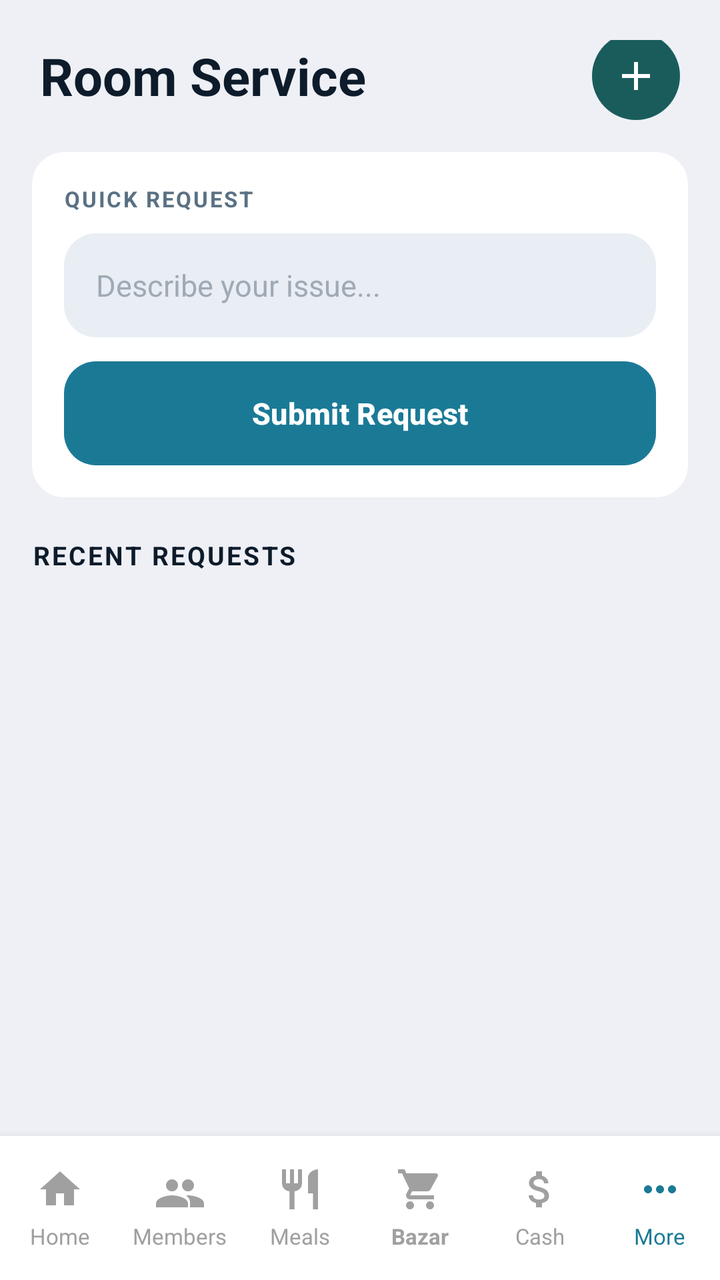
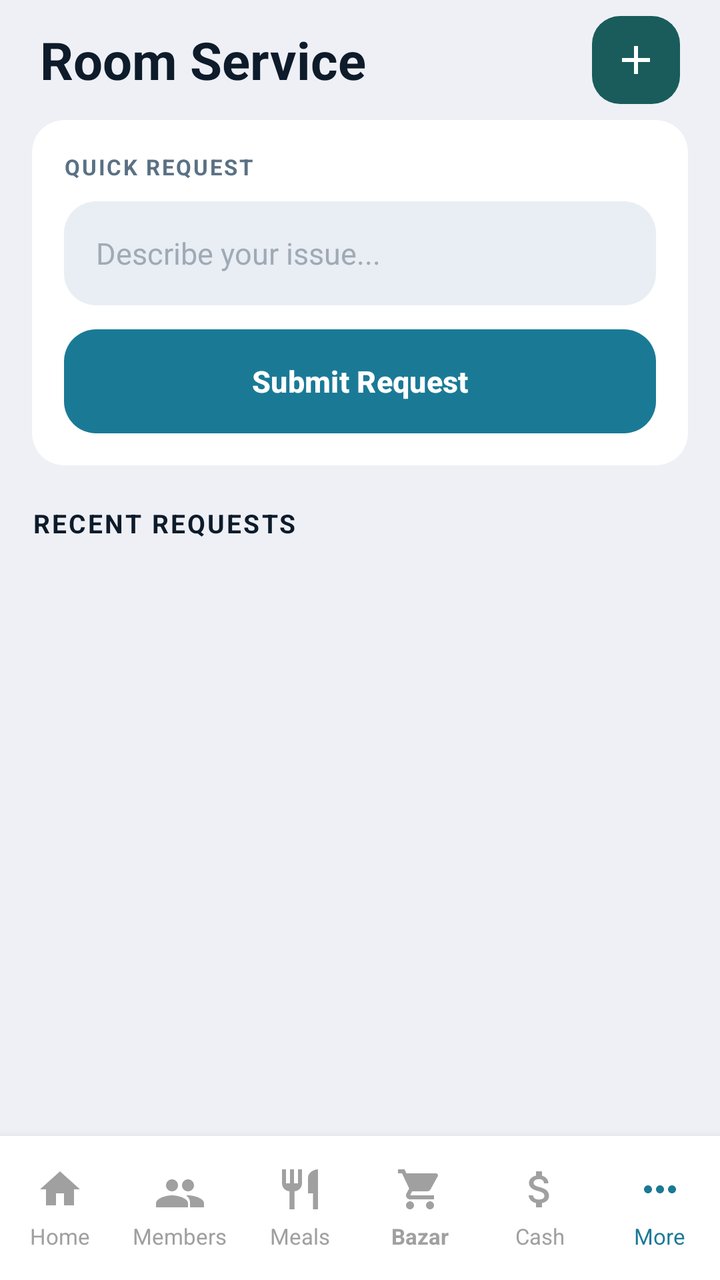

Two renders of the same Android screen: before a commit and after it. Below are the layout's source before the change and the commit's diff.
<!-- AndroidManifest.xml: application theme Theme.MessManagement -->
<!-- res/layout/activity_room_service.xml -->
<?xml version="1.0" encoding="utf-8"?>
<LinearLayout
    xmlns:android="http://schemas.android.com/apk/res/android"
    xmlns:app="http://schemas.android.com/apk/res-auto"
    android:layout_width="match_parent"
    android:layout_height="match_parent"
    android:orientation="vertical"
    android:background="#EEF0F5">

    
    <RelativeLayout
        android:layout_width="match_parent"
        android:layout_height="wrap_content"
        android:paddingHorizontal="20dp"
        android:paddingTop="20dp"
        android:paddingBottom="12dp">

        <TextView
            android:layout_width="wrap_content"
            android:layout_height="wrap_content"
            android:layout_centerVertical="true"
            android:text="Room Service"
            android:textColor="#0D1B2A"
            android:textSize="26sp"
            android:textStyle="bold" />

        <ImageButton
            android:id="@+id/btnAddRequest"
            android:layout_width="44dp"
            android:layout_height="44dp"
            android:layout_alignParentEnd="true"
            android:layout_centerVertical="true"
            android:background="@drawable/bg_circle_teal"
            android:src="@drawable/ic_add"
            android:contentDescription="Add Request" />

    </RelativeLayout>

    <ScrollView
        android:layout_width="match_parent"
        android:layout_height="0dp"
        android:layout_weight="1"
        android:clipToPadding="false">

        <LinearLayout
            android:layout_width="match_parent"
            android:layout_height="wrap_content"
            android:orientation="vertical"
            android:paddingHorizontal="16dp">

            
            <androidx.cardview.widget.CardView
                android:layout_width="match_parent"
                android:layout_height="wrap_content"
                android:layout_marginBottom="20dp"
                app:cardCornerRadius="16dp"
                app:cardElevation="0dp"
                app:cardBackgroundColor="#FFFFFF">

                <LinearLayout
                    android:layout_width="match_parent"
                    android:layout_height="wrap_content"
                    android:orientation="vertical"
                    android:padding="16dp">

                    <TextView
                        android:layout_width="wrap_content"
                        android:layout_height="wrap_content"
                        android:text="QUICK REQUEST"
                        android:textColor="#5A7184"
                        android:textSize="11sp"
                        android:textStyle="bold"
                        android:letterSpacing="0.08"
                        android:layout_marginBottom="10dp" />

                    <EditText
                        android:id="@+id/etQuickRequest"
                        android:layout_width="match_parent"
                        android:layout_height="52dp"
                        android:background="@drawable/bg_input_field"
                        android:paddingHorizontal="16dp"
                        android:hint="Describe your issue..."
                        android:textColorHint="#A0AAB4"
                        android:textColor="#0D1B2A"
                        android:textSize="15sp"
                        android:inputType="textCapSentences"
                        android:layout_marginBottom="12dp" />

                    <Button
                        android:id="@+id/btnSubmitRequest"
                        android:layout_width="match_parent"
                        android:layout_height="52dp"
                        android:background="@drawable/bg_button_teal"
                        android:text="Submit Request"
                        android:textColor="#FFFFFF"
                        android:textSize="15sp"
                        android:textStyle="bold" />

                </LinearLayout>

            </androidx.cardview.widget.CardView>

            
            <TextView
                android:layout_width="wrap_content"
                android:layout_height="wrap_content"
                android:text="RECENT REQUESTS"
                android:textColor="#0D1B2A"
                android:textSize="13sp"
                android:textStyle="bold"
                android:letterSpacing="0.08"
                android:layout_marginBottom="12dp" />

            
            <androidx.recyclerview.widget.RecyclerView
                android:id="@+id/rvRoomRequests"
                android:layout_width="match_parent"
                android:layout_height="wrap_content"
                android:nestedScrollingEnabled="false"
                android:paddingBottom="24dp" />

        </LinearLayout>

    </ScrollView>

    <LinearLayout
        android:id="@+id/bottom_nav"
        android:layout_width="match_parent"
        android:layout_height="72dp"
        android:background="@drawable/bottom_nav_background"
        android:baselineAligned="false"
        android:elevation="8dp"
        android:orientation="horizontal"
        app:layout_constraintBottom_toBottomOf="parent">

        
        <LinearLayout
            android:id="@+id/btn_home_layout"
            android:layout_width="0dp"
            android:layout_height="match_parent"
            android:layout_weight="1"
            android:clickable="true"
            android:focusable="true"
            android:background="?attr/selectableItemBackground"
            android:gravity="center"
            android:orientation="vertical">
            <ImageView
                android:layout_width="24dp"
                android:layout_height="24dp"
                android:contentDescription="@string/nav_home"
                android:src="@drawable/ic_home"
                app:tint="@color/nav_inactive" />
            <TextView
                android:layout_width="wrap_content"
                android:layout_height="wrap_content"
                android:layout_marginTop="4dp"
                android:text="@string/nav_home"
                android:textColor="@color/nav_inactive"
                android:textSize="11sp" />
        </LinearLayout>

        
        <LinearLayout
            android:id="@+id/btn_member_layout"
            android:layout_width="0dp"
            android:layout_height="match_parent"
            android:layout_weight="1"
            android:clickable="true"
            android:focusable="true"
            android:background="?attr/selectableItemBackground"
            android:gravity="center"
            android:orientation="vertical">
            <ImageView
                android:layout_width="24dp"
                android:layout_height="24dp"
                android:contentDescription="@string/nav_members"
                android:src="@drawable/ic_members"
                app:tint="@color/nav_inactive" />
            <TextView
                android:layout_width="wrap_content"
                android:layout_height="wrap_content"
                android:layout_marginTop="4dp"
                android:text="@string/nav_members"
                android:textColor="@color/nav_inactive"
                android:textSize="11sp" />
        </LinearLayout>

        
        <LinearLayout
            android:id="@+id/btn_meals_layout"
            android:layout_width="0dp"
            android:layout_height="match_parent"
            android:layout_weight="1"
            android:clickable="true"
            android:focusable="true"
            android:background="?attr/selectableItemBackground"
            android:gravity="center"
            android:orientation="vertical">
            <ImageView
                android:layout_width="24dp"
                android:layout_height="24dp"
                android:contentDescription="@string/nav_meals"
                android:src="@drawable/ic_meals"
                app:tint="@color/nav_inactive" />
            <TextView
                android:layout_width="wrap_content"
                android:layout_height="wrap_content"
                android:layout_marginTop="4dp"
                android:text="@string/nav_meals"
                android:textColor="@color/nav_inactive"
                android:textSize="11sp" />
        </LinearLayout>

        
        <LinearLayout
            android:id="@+id/btn_bazar_layout"
            android:layout_width="0dp"
            android:layout_height="match_parent"
            android:layout_weight="1"
            android:clickable="true"
            android:focusable="true"
            android:background="?attr/selectableItemBackground"
            android:gravity="center"
            android:orientation="vertical">
            <ImageView
                android:layout_width="24dp"
                android:layout_height="24dp"
                android:contentDescription="@string/nav_bazar"
                android:src="@drawable/ic_bazar"
                app:tint="@color/nav_inactive" />
            <TextView
                android:layout_width="wrap_content"
                android:layout_height="wrap_content"
                android:layout_marginTop="4dp"
                android:text="@string/nav_bazar"
                android:textColor="@color/nav_inactive"
                android:textSize="11sp"
                android:textStyle="bold" />
        </LinearLayout>

        
        <LinearLayout
            android:id="@+id/btn_cash_layout"
            android:layout_width="0dp"
            android:layout_height="match_parent"
            android:layout_weight="1"
            android:clickable="true"
            android:focusable="true"
            android:background="?attr/selectableItemBackground"
            android:gravity="center"
            android:orientation="vertical">
            <ImageView
                android:layout_width="24dp"
                android:layout_height="24dp"
                android:contentDescription="@string/nav_cash"
                android:src="@drawable/ic_cash"
                app:tint="@color/nav_inactive" />
            <TextView
                android:layout_width="wrap_content"
                android:layout_height="wrap_content"
                android:layout_marginTop="4dp"
                android:text="@string/nav_cash"
                android:textColor="@color/nav_inactive"
                android:textSize="11sp" />
        </LinearLayout>

        
        <LinearLayout
            android:id="@+id/btn_more_layout"
            android:layout_width="0dp"
            android:layout_height="match_parent"
            android:layout_weight="1"
            android:clickable="true"
            android:focusable="true"
            android:background="?attr/selectableItemBackground"
            android:gravity="center"
            android:orientation="vertical">
            <ImageView
                android:layout_width="24dp"
                android:layout_height="24dp"
                android:contentDescription="@string/nav_more"
                android:src="@drawable/ic_more"
                app:tint="@color/nav_active" />
            <TextView
                android:layout_width="wrap_content"
                android:layout_height="wrap_content"
                android:layout_marginTop="4dp"
                android:text="@string/nav_more"
                android:textColor="@color/nav_active"
                android:textSize="11sp" />
        </LinearLayout>

    </LinearLayout>


</LinearLayout>
<!-- resources referenced by this layout -->
<resources>
  <color name="nav_active">#1a7a96</color>
  <color name="nav_inactive">#a0a0a0</color>
  <!-- drawable bg_button_teal (drawable) -->
  <?xml version="1.0" encoding="utf-8"?>
  <shape xmlns:android="http://schemas.android.com/apk/res/android"
      android:shape="rectangle">
      <solid android:color="#1A4F5C" />
      <corners android:radius="16dp" />
  </shape>
  <!-- drawable bg_circle_teal (drawable) -->
  <?xml version="1.0" encoding="utf-8"?>
  <shape xmlns:android="http://schemas.android.com/apk/res/android"
      android:shape="oval">
      <solid android:color="#1A5C5C" />
  </shape>
  <!-- drawable bg_input_field (drawable) -->
  <?xml version="1.0" encoding="utf-8"?>
  <shape xmlns:android="http://schemas.android.com/apk/res/android"
      android:shape="rectangle">
      <solid android:color="#E8EEF4" />
      <corners android:radius="16dp" />
  </shape>
  <!-- drawable bottom_nav_background (drawable) -->
  <?xml version="1.0" encoding="utf-8"?>
  <shape xmlns:android="http://schemas.android.com/apk/res/android">
      <solid android:color="@color/white" />
  </shape>
  <!-- drawable ic_add (drawable) -->
  <vector xmlns:android="http://schemas.android.com/apk/res/android"
      android:width="24dp"
      android:height="24dp"
      android:viewportWidth="24"
      android:viewportHeight="24">
      <path
          android:fillColor="@android:color/white"
          android:pathData="M19,13H13V19H11V13H5V11H11V5H13V11H19V13Z" />
  </vector>
  <!-- drawable ic_home (drawable) -->
  <vector xmlns:android="http://schemas.android.com/apk/res/android"
      android:width="24dp"
      android:height="24dp"
      android:viewportWidth="24"
      android:viewportHeight="24">
      <path
          android:fillColor="@android:color/black"
          android:pathData="M10,20V14H14V20H19V12H22L12,3L2,12H5V20H10Z" />
  </vector>
  <!-- drawable ic_meals (drawable) -->
  <vector xmlns:android="http://schemas.android.com/apk/res/android"
      android:width="24dp"
      android:height="24dp"
      android:viewportWidth="24"
      android:viewportHeight="24">
      <path
          android:fillColor="@android:color/black"
          android:pathData="M11,9H9V2H7V9H5V2H3V9C3,11.12 4.66,12.84 6.75,12.97V22H9.25V12.97C11.34,12.84 13,11.12 13,9V2H11V9M16,6V14H18.5V22H21V2C18.24,2 16,4.24 16,6Z" />
  </vector>
  <!-- drawable ic_more (drawable) -->
  <vector xmlns:android="http://schemas.android.com/apk/res/android"
      android:width="24dp"
      android:height="24dp"
      android:viewportWidth="24"
      android:viewportHeight="24">
      <path
          android:fillColor="@android:color/black"
          android:pathData="M6,10C4.9,10 4,10.9 4,12C4,13.1 4.9,14 6,14C7.1,14 8,13.1 8,12C8,10.9 7.1,10 6,10M18,10C16.9,10 16,10.9 16,12C16,13.1 16.9,14 18,14C19.1,14 20,13.1 20,12C20,10.9 19.1,10 18,10M12,10C10.9,10 10,10.9 10,12C10,13.1 10.9,14 12,14C13.1,14 14,13.1 14,12C14,10.9 13.1,10 12,10Z" />
  </vector>
  <string name="nav_bazar">Bazar</string>
  <string name="nav_cash">Cash</string>
  <string name="nav_home">Home</string>
  <string name="nav_meals">Meals</string>
  <string name="nav_members">Members</string>
  <string name="nav_more">More</string>
  <style name="Theme.MessManagement" parent="Theme.Material3.Light.NoActionBar">
          
          <item name="colorPrimary">@color/nav_active</item>
          <item name="colorOnPrimary">@color/white</item>
          
          <item name="colorSecondary">@color/bazar_card_end</item>
          <item name="colorOnSecondary">@color/white</item>
          
          <item name="android:statusBarColor">@color/primary_bg</item>
          <item name="android:windowLightStatusBar">true</item>
          <item name="android:fitsSystemWindows">true</item>
      </style>
  <color name="white">#FFFFFFFF</color>
  <color name="bazar_card_end">#2b8ab0</color>
  <color name="primary_bg">#1a4d63</color>
  <!-- unchanged entries left out for length: 3 -->
</resources>

<!-- the commit's change to res/layout/activity_room_service.xml (unified diff, before → after) -->
@@ -10,10 +10,8 @@
     
     <RelativeLayout
         android:layout_width="match_parent"
-        android:layout_height="wrap_content"
-        android:paddingHorizontal="20dp"
-        android:paddingTop="20dp"
-        android:paddingBottom="12dp">
+        android:layout_height="60dp"
+        android:paddingHorizontal="20dp">
 
         <TextView
             android:layout_width="wrap_content"
@@ -28,6 +26,7 @@
             android:id="@+id/btnAddRequest"
             android:layout_width="44dp"
             android:layout_height="44dp"
+            android:layout_marginTop="15dp"
             android:layout_alignParentEnd="true"
             android:layout_centerVertical="true"
             android:background="@drawable/bg_circle_teal"
<!-- resource entries referenced after the edit -->
@@ -12,8 +12,12 @@
   <!-- drawable bg_circle_teal (drawable) -->
   <?xml version="1.0" encoding="utf-8"?>
   <shape xmlns:android="http://schemas.android.com/apk/res/android"
-      android:shape="oval">
+      android:shape="rectangle">
+  
       <solid android:color="#1A5C5C" />
+  
+      <corners android:radius="14dp" />
+  
   </shape>
   <!-- drawable bg_input_field (drawable) -->
   <?xml version="1.0" encoding="utf-8"?>
